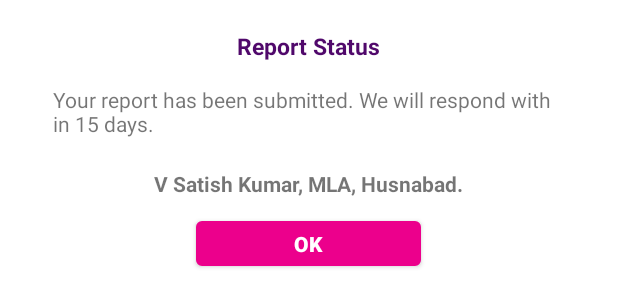
After one commit to annemhp/ProjectAMobile, an Android app: the layout alert_report_submitted.xml on its own in the app's theme, with its tools: preview values and no code run, on a phone screen of 412 x 824 dp. The commit adds this screen. Shown: the top 307 px of the screen. Run offline under Robolectric (Android 15) with nearby library versions, the phone set to English and light mode, and no system bars.

Commit message:
My Reports and Dialog

```diff
--- a/app/src/main/java/com/mymla/development/hsb/StatusMasterActivity.java
+++ b/app/src/main/java/com/mymla/development/hsb/StatusMasterActivity.java
@@ -1,14 +1,13 @@
 package com.mymla.development.hsb;
 
 import android.content.DialogInterface;
+import android.os.Bundle;
 import android.support.v7.app.AlertDialog;
 import android.support.v7.app.AppCompatActivity;
-import android.os.Bundle;
 import android.support.v7.widget.LinearLayoutManager;
 import android.support.v7.widget.RecyclerView;
 import android.util.Log;
 
-import com.mymla.development.hsb.R;
 import com.google.firebase.auth.FirebaseAuth;
 import com.google.firebase.auth.FirebaseUser;
 
@@ -16,7 +15,6 @@ import java.util.ArrayList;
 import java.util.LinkedHashMap;
 import java.util.List;
 
-import Adapters.DividerItemDecoration;
 import Adapters.StatusAdapter;
 import Models.Status;
 import RestService.IMyMLAService;
@@ -40,7 +38,7 @@ public class StatusMasterActivity extends AppCompatActivity {
         setContentView(R.layout.reports_master);
 
         final RecyclerView recyclerView = (RecyclerView) findViewById(R.id.reports_recycler_view);
-        recyclerView.addItemDecoration(new DividerItemDecoration(this, LinearLayoutManager.VERTICAL));
+        //recyclerView.addItemDecoration(new DividerItemDecoration(this, LinearLayoutManager.VERTICAL));
         recyclerView.setLayoutManager(new LinearLayoutManager(this));
 
         IMyMLAService apiService =
--- a/app/src/main/res/layout/activity_main.xml
+++ b/app/src/main/res/layout/activity_main.xml
@@ -9,13 +9,13 @@
     <LinearLayout
         android:layout_width="match_parent"
         android:layout_height="0dp"
-        android:layout_weight="0.6"
+        android:layout_weight="0.5"
         android:background="@drawable/profile_slide"></LinearLayout>
 
     <LinearLayout
         android:layout_width="match_parent"
         android:layout_height="0dp"
-        android:layout_weight="0.4">
+        android:layout_weight="0.5">
 
         <include layout="@layout/activity_main_mla"/>
     </LinearLayout>
--- /dev/null
+++ b/app/src/main/res/layout/alert_report_submitted.xml
@@ -0,0 +1,44 @@
+<?xml version="1.0" encoding="utf-8"?>
+<LinearLayout xmlns:android="http://schemas.android.com/apk/res/android"
+              android:layout_width="match_parent"
+              android:layout_height="match_parent"
+              android:background="#ffffff"
+              android:orientation="vertical"
+              android:padding="20dp">
+
+    <TextView
+        android:layout_width="wrap_content"
+        android:layout_height="wrap_content"
+        android:layout_gravity="center"
+        android:text="Report Status"
+        android:textColor="@color/colorPrimary"
+        android:textSize="15sp"
+        android:textStyle="bold"/>
+
+    <TextView
+        android:layout_width="wrap_content"
+        android:layout_height="wrap_content"
+        android:layout_gravity="center"
+        android:padding="15dp"
+        android:text="@string/alert_success_msg"/>
+
+    <TextView
+        android:layout_width="wrap_content"
+        android:layout_height="wrap_content"
+        android:layout_gravity="center"
+        android:padding="5dp"
+        android:text="@string/alert_name_mla"
+        android:textStyle="bold"/>
+
+    <Button
+        android:id="@+id/btn_alert_ok"
+        android:layout_width="150dp"
+        android:layout_height="30dp"
+        android:layout_gravity="center"
+        android:layout_marginTop="10dp"
+        android:background="@drawable/button_round_corners"
+        android:text="OK"
+        android:textColor="#ffffff"
+        android:textStyle="bold"/>
+
+</LinearLayout>
--- a/app/src/main/res/values/colors.xml
+++ b/app/src/main/res/values/colors.xml
@@ -3,4 +3,10 @@
     <color name="colorPrimary">#50086b</color>
     <color name="colorPrimaryDark">#50086b</color>
     <color name="colorAccent">#FF4081</color>
+
+    <color name="green_color">#39b54a</color>
+    <color name="red_color">#ed1c24</color>
+    <color name="orange_color">#f7941d</color>
+
+    <color name="brand_pink">#ec008c</color>
 </resources>
--- a/app/src/main/res/values/strings.xml
+++ b/app/src/main/res/values/strings.xml
@@ -35,4 +35,8 @@
     <string name="lbl_department"> Department:</string>
     <string name="lbl_name">Name:</string>
 
+    <string name="alert_success_msg">Your report has been submitted. We will respond with in 15 days.</string>\
+
+    <string name="alert_name_mla">V Satish Kumar, MLA, Husnabad.</string>
+
 </resources>
```
Also changed, not shown: app/src/main/java/Adapters/StatusAdapter.java (+39 -36 lines), app/src/main/java/com/mymla/development/hsb/CustomAlertDialog.java (added, +33 -0 lines), app/src/main/java/com/mymla/development/hsb/ReportsActivity.java (+9 -17 lines), app/src/main/res/layout/list_item.xml (+98 -97 lines), app/src/main/AndroidManifest.xml (line endings or trailing spaces), app/src/main/res/drawable/arrows.png (added), app/src/main/res/drawable/icon_inprogress.png (added), app/src/main/res/drawable/icon_open.png (added), app/src/main/res/drawable/icon_resolved.png (added), app/src/main/res/drawable/profile_slide.png.
